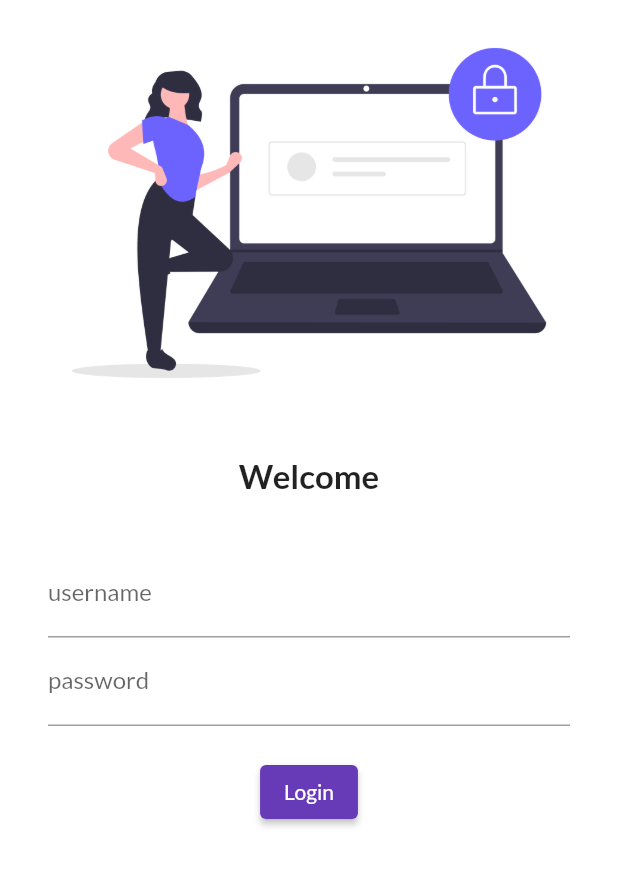
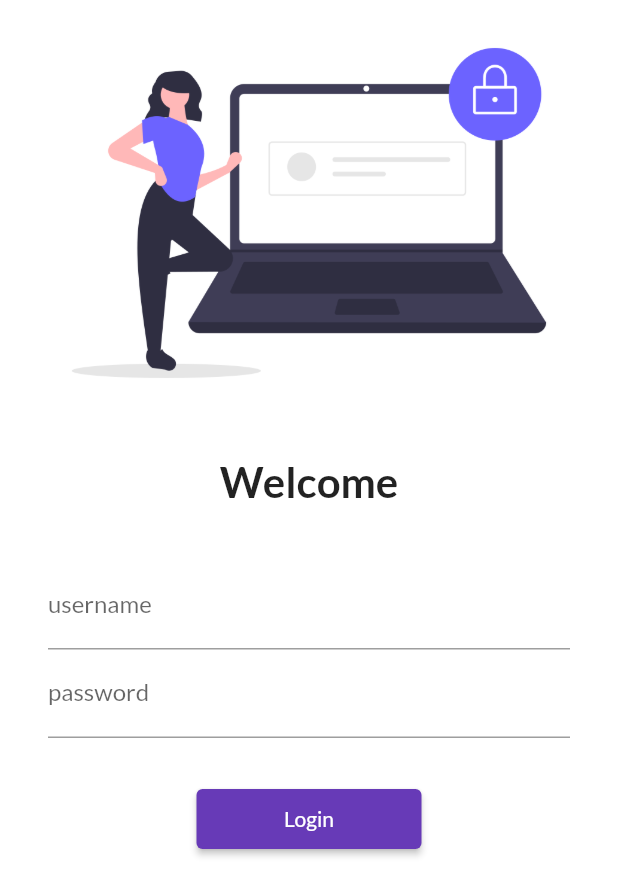
Before and after one commit to rachelraman/30_Days_Of_Flutter, a Flutter app: the screen it shows after launch, on a phone screen of 412 x 824 dp. Shown: the top 896 px of the screen. Run offline on Flutter 3.47's test engine with Material 2 defaults, Android fonts, the phone set to English and light mode, and no system bars; our stand-ins replace google_fonts.

Commit message:
day 5 completed

```diff
--- a/lib/main.dart
+++ b/lib/main.dart
@@ -1,6 +1,7 @@
 import 'package:flutter/material.dart';
 import 'package:flutter_application_1/pages/login_page.dart';
 import 'package:flutter_application_1/pages/home_page.dart';
+import 'package:flutter_application_1/utils/routes.dart';
 import 'package:google_fonts/google_fonts.dart';
 
 void main(){
@@ -17,6 +18,7 @@ void main(){
    Widget build(BuildContext context) {         // in build method we perform all UI work and we call build method whenever we want to refresh our UI
                                                 // we do not use container directly for that we first use some app like Material app or cupertino app
      return MaterialApp(
+       //debugShowCheckedModeBanner: false,     // for remove debug banner
        themeMode: ThemeMode.light,               // for dark theme
        theme: ThemeData(
          fontFamily: GoogleFonts.lato().fontFamily,
@@ -27,8 +29,8 @@ void main(){
        initialRoute: "/",
        routes: {
          "/": (context)=>LoginPage(),
-         "/Home" : (context) => HomePage(),             // it is default page, we can also make login page as a default page
-         "/Login" : (context) => LoginPage()}
+         MyRoutes.homeRoutes: (context) => HomePage(),             // it is default page, we can also make login page as a default page
+         MyRoutes.loginRoutes: (context) => LoginPage()}
      );
    }
  }
--- a/lib/pages/login_page.dart
+++ b/lib/pages/login_page.dart
@@ -1,4 +1,5 @@
 import 'package:flutter/material.dart';
+import 'package:flutter_application_1/utils/routes.dart';
 
 class LoginPage extends StatelessWidget {
   const LoginPage({ Key? key }) : super(key: key);
@@ -7,6 +8,7 @@ class LoginPage extends StatelessWidget {
   Widget build(BuildContext context) {
     return Material(
       color: Colors.white,
+      child: SingleChildScrollView(
         child: Column(
           children: [
             Image.asset(
@@ -19,7 +21,7 @@ class LoginPage extends StatelessWidget {
             Text(
               "Welcome",
               style: TextStyle(
-              fontSize: 22,
+                fontSize: 28,
                 fontWeight: FontWeight.bold
               ),
             ),
@@ -44,13 +46,13 @@ class LoginPage extends StatelessWidget {
                   ),
                 ),
                 SizedBox(
-                height: 20.0,
+                  height: 30.0,
                 ),
                 ElevatedButton(
                   child: Text("Login"),
-                style: TextButton.styleFrom(),
+                  style: TextButton.styleFrom(minimumSize: Size(150,40)),
                   onPressed: (){
-                  print("Welcoe in my toturial");
+                    Navigator.pushNamed(context, MyRoutes.homeRoutes);
                   },
                 )
               ]
@@ -58,6 +60,7 @@ class LoginPage extends StatelessWidget {
             )
           ]
         ),
+      ),
     );
   }
 }
--- /dev/null
+++ b/lib/utils/routes.dart
@@ -0,0 +1,4 @@
+class MyRoutes{
+  static String loginRoutes = "/login";      //staic obeject only created ones, we dont need initilise them everytime
+  static String homeRoutes = "/home";        //we can use static without created object of them
+}
```
Lines whose indentation alone changed are shown as unchanged.
